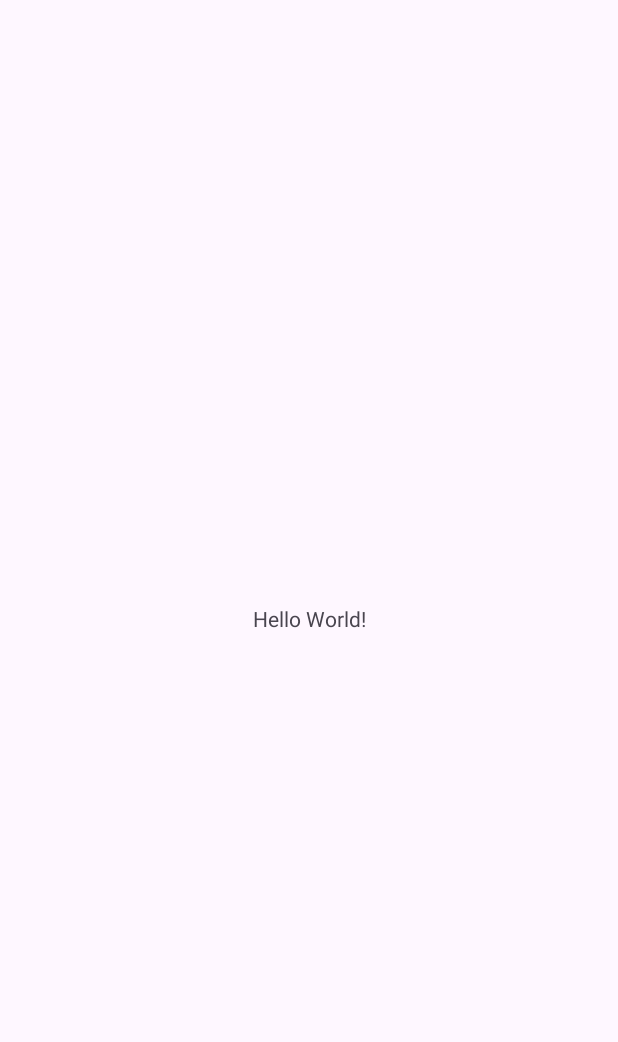
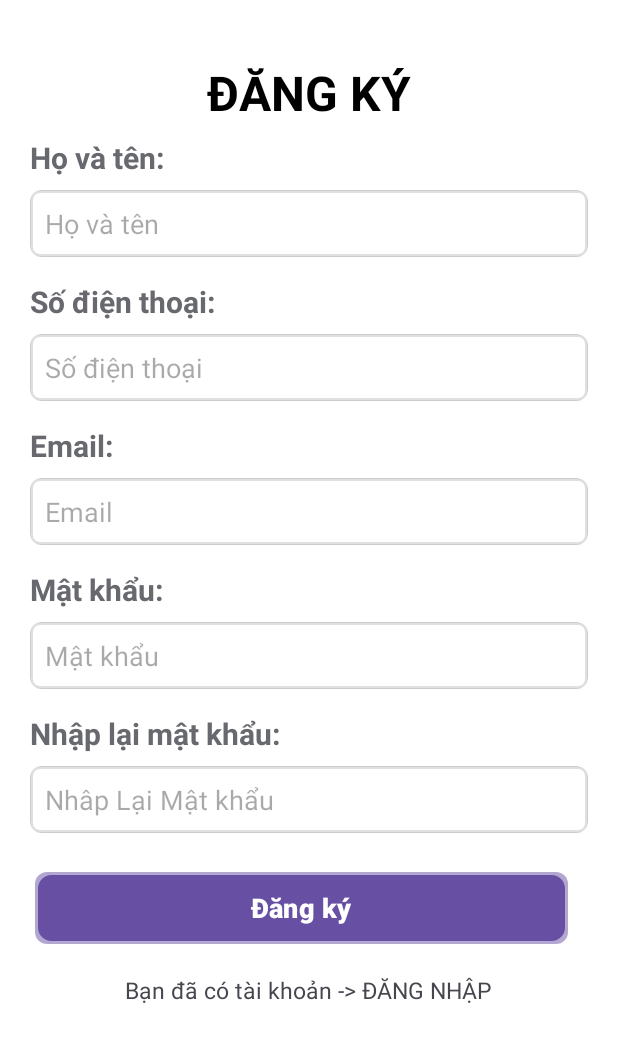
Before and after one commit to NgocBich204/Expense-Manager-App, an Android app: the screen it shows after launch (MainActivity), on a phone screen of 412 x 824 dp. Before the commit the part shown is almost empty. Shown: the top 1042 px of the screen. Run offline under Robolectric (Android 15) with nearby library versions, the light colour scheme and no system bars.

Commit message:
create layout register .

```diff
--- a/app/src/main/java/com/example/smartwall/MainActivity.java
+++ b/app/src/main/java/com/example/smartwall/MainActivity.java
@@ -14,7 +14,7 @@ public class MainActivity extends AppCompatActivity {
     protected void onCreate(Bundle savedInstanceState) {
         super.onCreate(savedInstanceState);
         EdgeToEdge.enable(this);
-        setContentView(R.layout.activity_main);
+        setContentView(R.layout.register);
         ViewCompat.setOnApplyWindowInsetsListener(findViewById(R.id.main), (v, insets) -> {
             Insets systemBars = insets.getInsets(WindowInsetsCompat.Type.systemBars());
             v.setPadding(systemBars.left, systemBars.top, systemBars.right, systemBars.bottom);
--- /dev/null
+++ b/app/src/main/res/drawable/custom_button_background.xml
@@ -0,0 +1,19 @@
+<?xml version="1.0" encoding="utf-8"?>
+<layer-list xmlns:android="http://schemas.android.com/apk/res/android"> <item> <shape android:shape="rectangle"> <solid android:color="#80000000" /> <corners android:radius="8dp" />
+    <padding android:bottom="2dp"
+        android:left="2dp"
+        android:right="2dp"
+        android:top="2dp" />
+</shape>
+</item>
+    <item>
+    <shape android:shape="rectangle">
+        <solid android:color="#3B3DBF" />
+        <corners android:radius="8dp" />
+        <padding android:left="10dp"/>
+<!--            android:right="10dp"-->
+            android:top="10dp"
+            android:bottom="10dp" />
+        <stroke android:width="2dp" android:color="#3B3DBF" />
+    </shape> </item>
+</layer-list>
--- /dev/null
+++ b/app/src/main/res/drawable/custom_edittext_background.xml
@@ -0,0 +1,28 @@
+<?xml version="1.0" encoding="utf-8"?>
+<layer-list xmlns:android="http://schemas.android.com/apk/res/android">
+    <item>
+        <shape android:shape="rectangle">
+            <solid android:color="#CCCCCC" />
+            <corners android:radius="8dp" />
+            <padding
+                android:bottom="1dp"
+                android:left="1dp"
+                android:right="1dp"
+                android:top="1dp" />
+        </shape>
+    </item>
+    <item>
+        <shape android:shape="rectangle">
+            <solid android:color="@android:color/white" />
+            <stroke
+                android:width="1dp"
+                android:color="#E0E0E0" />
+            <corners android:radius="5dp" />
+            <padding
+                android:bottom="6dp"
+                android:left="6dp"
+                android:right="6dp"
+                android:top="6dp"  />
+        </shape>
+    </item>
+</layer-list>
--- a/app/src/main/res/layout/activity_main.xml
+++ b/app/src/main/res/layout/activity_main.xml
@@ -2,7 +2,7 @@
 <androidx.constraintlayout.widget.ConstraintLayout xmlns:android="http://schemas.android.com/apk/res/android"
     xmlns:app="http://schemas.android.com/apk/res-auto"
     xmlns:tools="http://schemas.android.com/tools"
-    android:id="@+id/main"
+    android:id="@+id/test"
     android:layout_width="match_parent"
     android:layout_height="match_parent"
     tools:context=".MainActivity">
--- /dev/null
+++ b/app/src/main/res/layout/register.xml
@@ -0,0 +1,182 @@
+<?xml version="1.0" encoding="utf-8"?>
+<androidx.constraintlayout.widget.ConstraintLayout xmlns:android="http://schemas.android.com/apk/res/android"
+    xmlns:app="http://schemas.android.com/apk/res-auto"
+    android:layout_width="match_parent"
+    android:layout_height="match_parent"
+    android:id="@+id/main"
+    android:background="@color/white">
+
+        <LinearLayout
+            android:id="@+id/linearLayout"
+            android:layout_width="0dp"
+            android:layout_height="wrap_content"
+            android:orientation="vertical"
+            android:padding="20dp"
+            app:layout_constraintEnd_toEndOf="parent"
+            app:layout_constraintStart_toStartOf="parent"
+            app:layout_constraintTop_toTopOf="parent">
+
+                <!-- TIÊU ĐỀ CHÍNH-->
+                <!-- TIÊU ĐỀ CHÍNH-->
+                <TextView
+                    android:layout_width="wrap_content"
+                    android:layout_height="wrap_content"
+                    android:layout_gravity="center_horizontal"
+                    android:layout_marginTop="20dp"
+                    android:text="ĐĂNG KÝ"
+                    android:textColor="@android:color/black"
+                    android:textSize="32sp"
+                    android:textStyle="bold" />
+
+                <!--        CAC THANH PHÂN-->
+
+                <TextView
+                    android:id="@+id/textViewFullName"
+                    android:layout_width="wrap_content"
+                    android:layout_height="wrap_content"
+                    android:layout_marginTop="8dp"
+                    android:text="Họ và tên:"
+                    android:textColor="#68696f"
+                    android:textSize="20sp"
+                    android:textStyle="bold"
+                    app:layout_constraintTop_toTopOf="parent" />
+
+                <EditText
+                    android:id="@+id/etFullName"
+                    android:layout_width="match_parent"
+                    android:layout_height="wrap_content"
+                    android:layout_marginTop="8dp"
+                    android:background="@drawable/custom_edittext_background"
+                    android:hint="Họ và tên"
+                    android:inputType="textPersonName"
+                    android:padding="10dp"
+                    android:textColor="#C4C4C4"
+                    app:layout_constraintTop_toBottomOf="@+id/textViewFullName" />
+
+                <TextView
+                    android:id="@+id/textViewPhone"
+                    android:layout_width="wrap_content"
+                    android:layout_height="wrap_content"
+                    android:layout_marginTop="16dp"
+                    android:text="Số điện thoại:"
+                    android:textColor="#68696f"
+                    android:textSize="20sp"
+                    android:textStyle="bold"
+                    app:layout_constraintTop_toBottomOf="@+id/etFullName" />
+
+                <EditText
+                    android:id="@+id/etPhone"
+                    android:layout_width="match_parent"
+                    android:layout_height="wrap_content"
+                    android:layout_marginTop="8dp"
+                    android:background="@drawable/custom_edittext_background"
+                    android:hint="Số điện thoại"
+                    android:inputType="phone"
+                    android:padding="10dp"
+                    android:textColor="#C4C4C4"
+                    app:layout_constraintTop_toBottomOf="@+id/textViewPhone" />
+
+                <TextView
+                    android:id="@+id/textViewEmail"
+                    android:layout_width="wrap_content"
+                    android:layout_height="wrap_content"
+                    android:layout_marginTop="16dp"
+                    android:text="Email:"
+                    android:textColor="#68696f"
+                    android:textSize="20sp"
+                    android:textStyle="bold"
+                    app:layout_constraintTop_toBottomOf="@+id/etPhone" />
+
+                <EditText
+                    android:id="@+id/etEmail"
+                    android:layout_width="match_parent"
+                    android:layout_height="wrap_content"
+                    android:layout_marginTop="8dp"
+                    android:background="@drawable/custom_edittext_background"
+                    android:hint="Email"
+                    android:inputType="textEmailAddress"
+                    android:padding="10dp"
+                    android:textColor="#C4C4C4"
+                    app:layout_constraintTop_toBottomOf="@+id/textViewEmail" />
+
+                <TextView
+                    android:id="@+id/textViewPassword"
+                    android:layout_width="wrap_content"
+                    android:layout_height="wrap_content"
+                    android:layout_marginTop="16dp"
+                    android:text="Mật khẩu:"
+                    android:textColor="#68696f"
+                    android:textSize="20sp"
+                    android:textStyle="bold"
+                    app:layout_constraintTop_toBottomOf="@+id/etEmail" />
+
+                <EditText
+                    android:id="@+id/etPassword"
+                    android:layout_width="match_parent"
+                    android:layout_height="wrap_content"
+                    android:layout_marginTop="8dp"
+                    android:background="@drawable/custom_edittext_background"
+                    android:hint="Mật khẩu"
+                    android:inputType="textPassword"
+                    android:padding="10dp"
+                    android:textColor="#C4C4C4"
+                    app:layout_constraintTop_toBottomOf="@+id/textViewPassword" />
+
+                <TextView
+                    android:id="@+id/textViewConfirmPassword"
+                    android:layout_width="wrap_content"
+                    android:layout_height="wrap_content"
+                    android:layout_marginTop="16dp"
+                    android:text="Nhập lại mật khẩu:"
+                    android:textSize="20dp"
+                    android:textStyle="bold"
+                    android:textColor="#68696f"
+
+                    app:layout_constraintTop_toBottomOf="@+id/etPhone" />
+
+                <EditText
+                    android:id="@+id/enterThetPassword"
+                    android:layout_width="match_parent"
+                    android:layout_height="wrap_content"
+                    android:layout_marginTop="8dp"
+                    android:textColor="#C4C4C4"
+
+                    android:background="@drawable/custom_edittext_background"
+                    android:hint="Nhâp Lại Mật khẩu"
+                    android:inputType="textEmailAddress"
+                    android:padding="10dp"
+                    app:layout_constraintTop_toBottomOf="@+id/textViewEntePassword" />
+
+                <Button
+                    android:id="@+id/btnRegister"
+                    android:layout_width="355dp"
+                    android:layout_height="wrap_content"
+                    android:layout_marginStart="3dp"
+                    android:layout_marginTop="26dp"
+                    android:layout_marginEnd="3dp"
+                    android:background="@drawable/custom_button_background"
+                    android:text="Đăng ký"
+                    android:textColor="@android:color/white"
+                    android:textSize="18sp"
+                    android:textStyle="bold"
+                    app:layout_constraintEnd_toEndOf="parent"
+                    app:layout_constraintStart_toStartOf="parent"
+                    app:layout_constraintTop_toTopOf="parent" />
+
+                <TextView
+                    android:id="@+id/textView"
+                    android:layout_width="wrap_content"
+                    android:layout_height="wrap_content"
+                    android:layout_gravity="center_horizontal"
+                    android:gravity="center"
+                    android:text="Bạn đã có tài khoản -> ĐĂNG NHẬP"
+                    android:textSize="15sp"
+                    app:layout_constraintEnd_toEndOf="parent"
+                    app:layout_constraintStart_toStartOf="parent"
+                    app:layout_constraintTop_toBottomOf="@+id/btnRegister"
+                    app:layout_constraintVertical_bias="0.2"
+                    android:padding ="20dp"/>
+
+
+        </LinearLayout>
+</androidx.constraintlayout.widget.ConstraintLayout>
```
